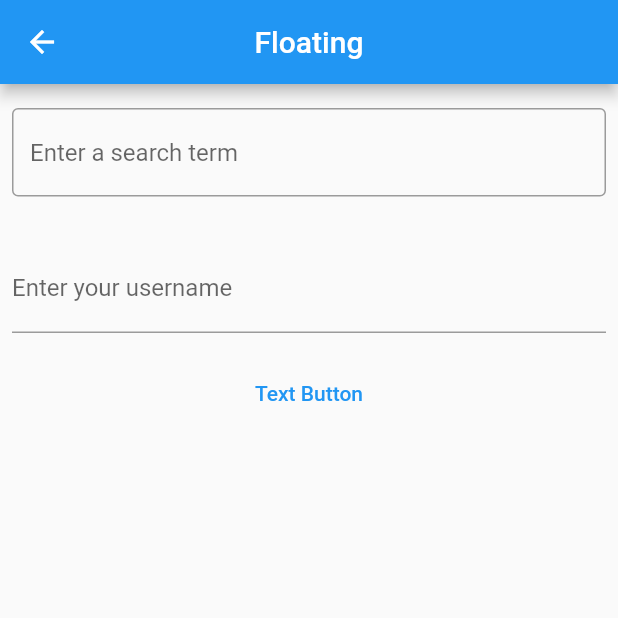
After one commit to nguyenvancongdev/app-flutter, a Flutter app: the MyOverlayWindow screen opened by its route, on a phone screen of 412 x 824 dp, the top half of it. The commit adds this screen. Run offline on Flutter 3.47's test engine with Material 2 defaults, Android fonts, the phone set to English and light mode, and no system bars; our stand-ins replace get.

Commit message:
feat: update code

```diff
--- /dev/null
+++ b/lib/app/pages/float/float_view.dart
@@ -0,0 +1,45 @@
+import 'package:flutter/material.dart';
+import 'package:get/get.dart';
+class MyOverlayWindow extends GetView {
+  final myController = TextEditingController();
+  @override
+  Widget build(BuildContext context){
+    return Scaffold(
+      appBar: AppBar(
+        title: Text('Floating'),
+        centerTitle: true,
+      ),
+      body:  Column(
+        children: <Widget>[
+     Padding(
+          padding: const EdgeInsets.symmetric(horizontal: 8, vertical: 16),
+          child: TextField(
+            decoration: const InputDecoration(
+              border: OutlineInputBorder(),
+              hintText: 'Enter a search term',
+            ),
+            controller: myController,
+          ),
+        ),
+       Padding(
+          padding: const  EdgeInsets.symmetric(horizontal: 8, vertical: 16),
+          child: TextFormField(
+            decoration: const InputDecoration(
+              border: UnderlineInputBorder(),
+              labelText: 'Enter your username',
+            ),
+          ),
+        ),
+        TextButton(
+          style: ButtonStyle(
+            foregroundColor: MaterialStateProperty.all<Color>(Colors.blue),
+          ),
+          onPressed: () { myController.text = '4444';},
+          child: const Text('Text Button'),
+        )
+        ]
+      ),
+
+    );
+  }
+}
--- a/lib/app/routes.dart
+++ b/lib/app/routes.dart
@@ -1,9 +1,7 @@
 import 'package:get/get.dart';
 import 'pages/home/home_view.dart';
 import 'pages/login/login_view.dart';
-// import 'pages/home/home_binding.dart';
-// import 'pages/login/login_binding.dart';
-
+import 'pages/float/float_view.dart';
 
 abstract class Routes {
   static const home = _Paths.home;
@@ -11,6 +9,7 @@ abstract class Routes {
 
 abstract class _Paths {
   static const home = '/home';
+  static const floatButton = '/float';
   static const login = '/login';
 }
 
@@ -22,6 +21,10 @@ class AppPages {
       page: () => HomeView(),
     ),
     GetPage(
+      name: _Paths.floatButton,
+      page: () => MyOverlayWindow(),
+    ),
+    GetPage(
       name: _Paths.login,
       page: () => LoginView(),
     ),
--- a/pubspec.yaml
+++ b/pubspec.yaml
@@ -31,6 +31,7 @@ dependencies:
   flutter:
     sdk: flutter
   get: 4.6.6
+  flutter_floatwing: 0.2.1
 
 
   # The following adds the Cupertino Icons font to your application.
```
Also changed, not shown: pubspec.lock, 1 other file.
